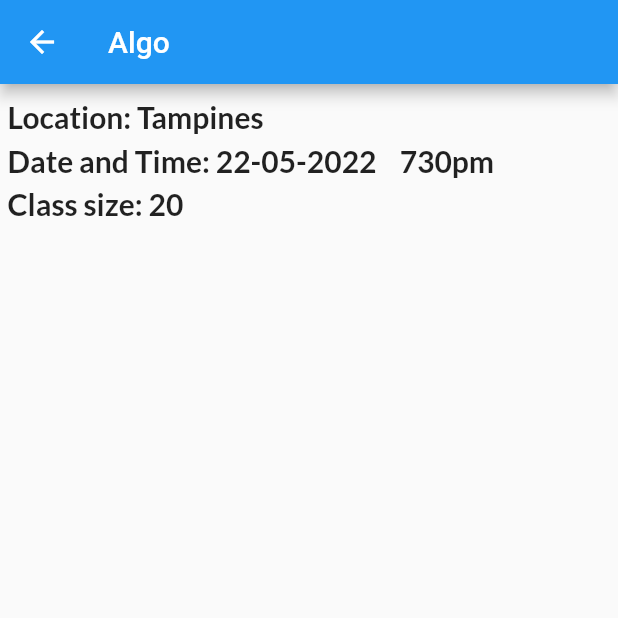
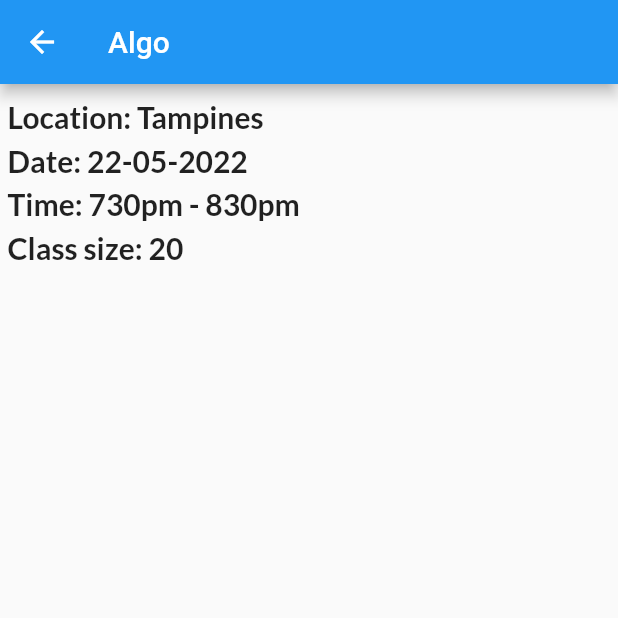
Before and after one commit to haydenang/Tutor_me, a Flutter app: the viewListing screen opened directly, on a phone screen of 412 x 824 dp, the top half of it. Run offline on Flutter 3.47's test engine with Material 2 defaults, Android fonts, the phone set to English and light mode, and no system bars; our stand-ins replace cloud_firestore, date_picker_timeline, firebase_auth, firebase_core, fluttertoast, google_fonts and 1 more; accounts and stored records are empty.

Commit message:
viewlisting working

```diff
--- a/lib/ListingClass.dart
+++ b/lib/ListingClass.dart
@@ -1,5 +1,5 @@
 class ListingClass {
-  final String name, date, location, size, time;
+  final String name, date, location, size, start_time, end_time;
 
-  ListingClass(this.name, this.date, this.location, this.size, this.time);
+  ListingClass(this.name, this.date, this.location, this.size, this.start_time, this.end_time);
 }
--- a/lib/listing.dart
+++ b/lib/listing.dart
@@ -30,7 +30,7 @@ class _ListingState extends State<Listing> {
                 height: 50,
               ),
               onTap: (){
-                ListingClass listingclass = new ListingClass(snapshot.data!.docs[index]['name'], snapshot.data!.docs[index]['date'], snapshot.data!.docs[index]['location'], snapshot.data!.docs[index]['size'], snapshot.data!.docs[index]['time']);
+                ListingClass listingclass = new ListingClass(snapshot.data!.docs[index]['name'], snapshot.data!.docs[index]['date'], snapshot.data!.docs[index]['location'], snapshot.data!.docs[index]['size'], snapshot.data!.docs[index]['start time'], snapshot.data!.docs[index]['end time']);
                 Navigator.of(context).push(MaterialPageRoute(builder: (context)=>viewListing(listingclass: listingclass, )));
               },
             ),);
--- a/lib/viewListing.dart
+++ b/lib/viewListing.dart
@@ -7,7 +7,7 @@ import 'package:tutor_me/ListingClass.dart';
 main() {
   runApp(MaterialApp(
       home: viewListing(
-        listingclass: ListingClass("Algo","22-05-2022","Tampines",'20','730pm'),)
+        listingclass: ListingClass("Algo","22-05-2022","Tampines",'20','730pm', '830pm'),)
   ));
 }
 
@@ -32,7 +32,12 @@ class viewListing extends StatelessWidget {
           const SizedBox(
             height: 5,
           ),
-          Text("Date and Time: " + listingclass.date + "    " + listingclass.time,
+          Text("Date: " + listingclass.date,
+              style: subHeadingStyle),
+          const SizedBox(
+            height: 5,
+          ),
+          Text("Time: " + listingclass.start_time + " - " + listingclass.end_time,
               style: subHeadingStyle),
           const SizedBox(
             height: 5,
```
Also changed, not shown: pubspec.lock.
